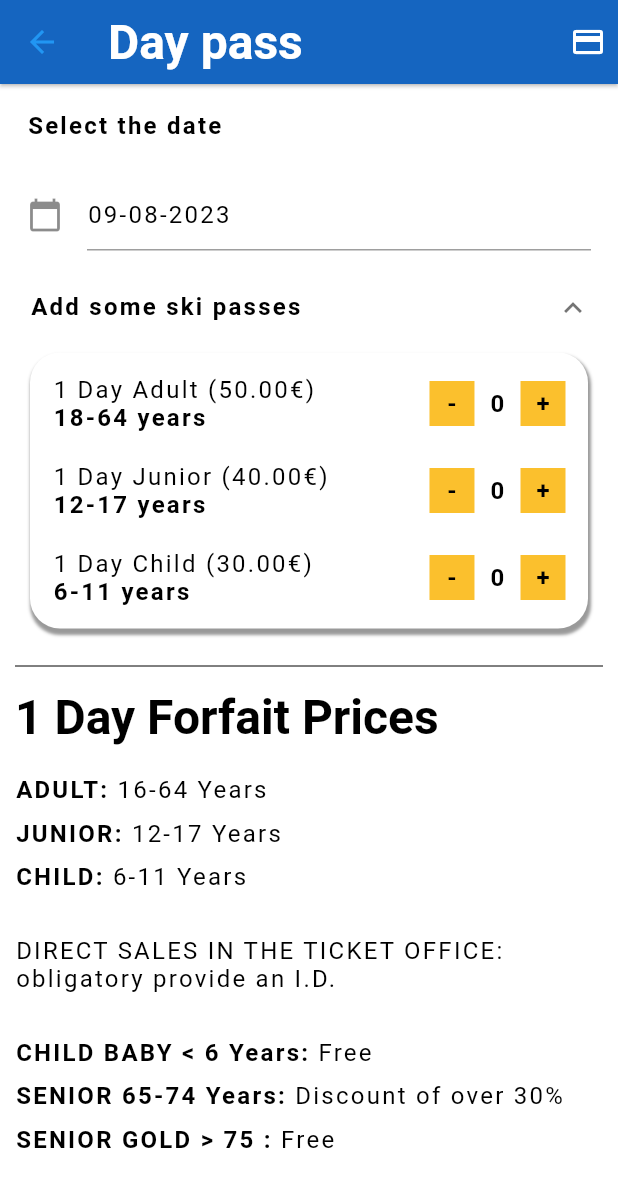
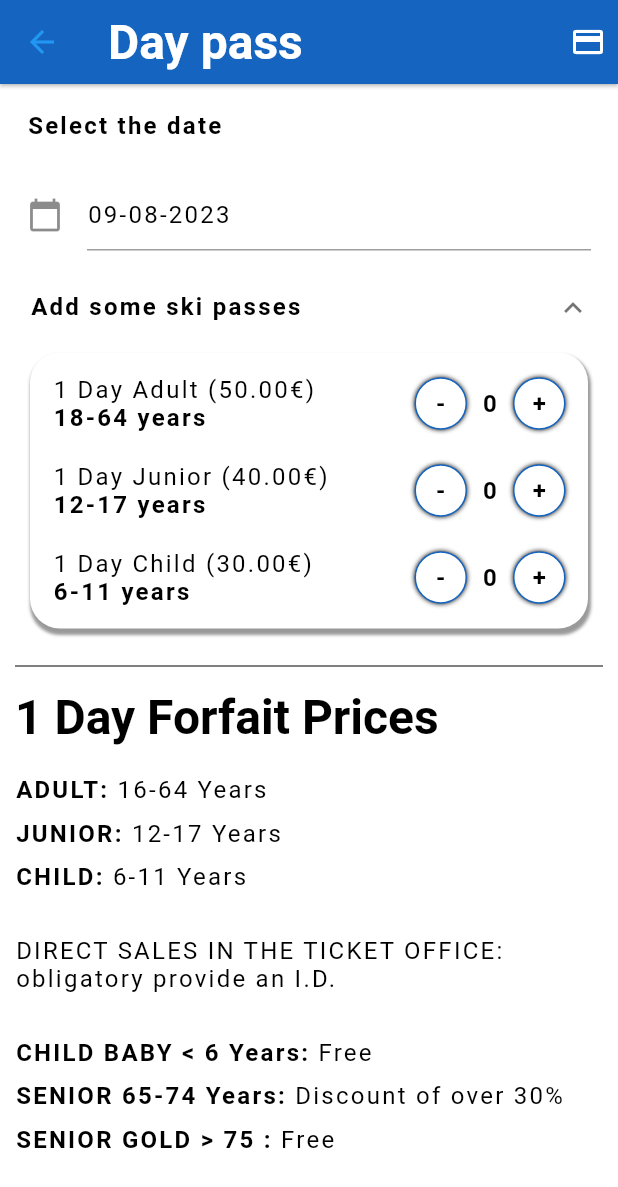
Before and after one commit to devsdm99/skiresorttemplate, a Flutter app: the BuyForfaitScreen screen opened by its route, after a tap on "Add some ski passes", on a phone screen of 412 x 824 dp. Shown: the top 1187 px of the screen. Run offline on Flutter 3.47's test engine with Material 2 defaults, Android fonts, the phone set to English and light mode, and no system bars; drawn by our look-alikes of expandable.

```diff
--- /dev/null
+++ b/lib/helpers/cart_helper.dart
@@ -0,0 +1,14 @@
+import 'package:skiresorttemplate/providers/forfait_provider.dart';
+
+import '../models/models.dart';
+
+class CartHelper {
+  static List<ItemCartModel> items = [
+    ItemCartModel(
+        date: DateTime.now(),
+        name: "Day Pass",
+        price: ForfaitProvider.adultForfaitPrice,
+        quantity: 3,
+        type: ForfaitCategory.adult)
+  ];
+}
--- a/lib/helpers/helpers.dart
+++ b/lib/helpers/helpers.dart
@@ -1,2 +1,4 @@
 export './images_helper.dart';
 export './promotional_codes_helper.dart';
+export './cards_helper.dart';
+export './cart_helper.dart';
--- a/lib/models/item_cart_model.dart
+++ b/lib/models/item_cart_model.dart
@@ -2,11 +2,15 @@ import 'package:skiresorttemplate/models/forfait_category_model.dart';
 
 class ItemCartModel {
   ItemCartModel(
-      {this.name, this.type, this.price, this.quantity, required this.date});
+      {required this.name,
+      required this.type,
+      required this.price,
+      required this.quantity,
+      required this.date});
 
-  String? name;
-  ForfaitCategory? type;
-  double? price;
-  int? quantity;
+  String name;
+  ForfaitCategory type;
+  double price;
+  int quantity;
   DateTime date;
 }
--- a/lib/models/models.dart
+++ b/lib/models/models.dart
@@ -1,2 +1,4 @@
 export './time_statistics_model.dart';
 export './item_cart_model.dart';
+export './forfait_category_model.dart';
+export './credit_card_model.dart';
--- a/lib/providers/cart_provider.dart
+++ b/lib/providers/cart_provider.dart
@@ -1,15 +1,18 @@
-import 'package:flutter/cupertino.dart';
-import 'package:skiresorttemplate/models/forfait_category_model.dart';
+import 'package:flutter/material.dart';
 import 'package:skiresorttemplate/models/models.dart';
 
+import '../helpers/helpers.dart';
 import 'forfait_provider.dart';
 
 class CartProvider with ChangeNotifier {
-  final List<ItemCartModel> _items = [];
+  final List<ItemCartModel> _items = CartHelper.items;
   final double _tax = 5.75;
   final double _discount = 0.0;
 
-  double _total = 0.0;
+  double _total = CartHelper.items.fold(
+      0,
+      (previousValue, element) =>
+          previousValue + element.price * element.quantity);
   List<ItemCartModel> get items => _items;
   double get tax => _tax;
   double get discount => _discount;
@@ -24,7 +27,7 @@ class CartProvider with ChangeNotifier {
   void calculateTotal() {
     double totalTmp = 0.0;
     for (var item in _items) {
-      totalTmp += item.price! * item.quantity!;
+      totalTmp += item.price * item.quantity;
     }
     _total = totalTmp;
   }
@@ -42,15 +45,17 @@ class CartProvider with ChangeNotifier {
   }
 
   void addQuantityToItem(ItemCartModel item) {
-    item.quantity = (item.quantity ?? 0) + 1;
+    item.quantity = item.quantity + 1;
     calculateTotal();
     notifyListeners();
   }
 
   void removeQuantityToItem(ItemCartModel item) {
-    item.quantity = (item.quantity ?? 0) - 1;
-    calculateTotal();
-    notifyListeners();
+    if (item.quantity > 0) {
+      item.quantity = item.quantity - 1;
+      calculateTotal();
+      notifyListeners();
+    }
   }
 
   double getPriceForCategory(ForfaitCategory category) {
@@ -86,13 +91,13 @@ class CartProvider with ChangeNotifier {
             type: category,
             price: getPriceForCategory(
                 category), // Replace with appropriate price retrieval method
-            quantity: quantities[category],
+            quantity: quantities[category] ?? 0,
             date: date));
       } else {
         // Update quantities for existing items
         for (var item in items) {
           if (item.type == category) {
-            item.quantity = (item.quantity ?? 0) + (quantities[category] ?? 0);
+            item.quantity = item.quantity + (quantities[category] ?? 0);
           }
         }
       }
--- a/lib/screens/buy_forfait_screen.dart
+++ b/lib/screens/buy_forfait_screen.dart
@@ -5,7 +5,7 @@ import 'package:provider/provider.dart';
 import 'package:skiresorttemplate/providers/cart_provider.dart';
 import 'package:skiresorttemplate/providers/forfait_provider.dart';
 import 'package:skiresorttemplate/theme/skiresort_theme.dart';
-import 'package:skiresorttemplate/widgets/add_button.dart';
+import 'package:skiresorttemplate/widgets/action_button.dart';
 
 import '../widgets/add_to_cart_button.dart';
 
@@ -315,17 +315,9 @@ class _ForfaitCategory extends StatelessWidget {
         Row(
           mainAxisAlignment: MainAxisAlignment.spaceBetween,
           children: [
-            InkWell(
-              onTap: onLessTap,
-              child: Container(
-                color: Colors.yellow.shade700,
-                height: 30,
-                width: 30,
-                child: Center(
-                  child:
-                      Text("-", style: Theme.of(context).textTheme.labelSmall),
-                ),
-              ),
+            ActionButton(
+              onPressed: onLessTap,
+              child: Text("-", style: Theme.of(context).textTheme.labelSmall),
             ),
             const SizedBox(
               width: 10,
@@ -337,7 +329,10 @@ class _ForfaitCategory extends StatelessWidget {
             const SizedBox(
               width: 10,
             ),
-            AddButton(onPressed: onPlusTap)
+            ActionButton(
+              onPressed: onPlusTap,
+              child: Text("+", style: Theme.of(context).textTheme.labelSmall),
+            )
           ],
         )
       ],
--- a/lib/theme/skiresort_theme.dart
+++ b/lib/theme/skiresort_theme.dart
@@ -34,9 +34,13 @@ class SkiResortTheme {
           fontSize: 24, color: Colors.black, fontWeight: FontWeight.bold),
       labelLarge: const TextStyle(
           fontSize: 32, color: Colors.black, fontWeight: FontWeight.bold),
-      bodySmall: TextStyle(
+      bodySmall: const TextStyle(
         fontSize: 18,
-        color: Colors.grey.shade700,
+        color: Colors.white,
+      ),
+      bodyMedium: const TextStyle(
+        fontSize: 20,
+        color: Colors.white,
       ),
     ),
     textButtonTheme: TextButtonThemeData(
--- /dev/null
+++ b/lib/widgets/action_button.dart
@@ -0,0 +1,31 @@
+import 'package:flutter/material.dart';
+
+class ActionButton extends StatelessWidget {
+  final VoidCallback? onPressed;
+  final Widget child;
+  const ActionButton({super.key, required this.onPressed, required this.child});
+
+  @override
+  Widget build(BuildContext context) {
+    return InkWell(
+      onTap: onPressed,
+      child: Container(
+        decoration: BoxDecoration(
+          color: Theme.of(context).scaffoldBackgroundColor,
+          borderRadius: BorderRadius.circular(20),
+          border: Border.all(color: Theme.of(context).primaryColor),
+          boxShadow: const [
+            BoxShadow(
+              color: Colors.black,
+              blurRadius: 2,
+              offset: Offset(0, 0),
+            )
+          ],
+        ),
+        height: 35,
+        width: 35,
+        child: Center(child: child),
+      ),
+    );
+  }
+}
--- a/lib/widgets/add_button.dart
+++ /dev/null
@@ -1,21 +0,0 @@
-import 'package:flutter/material.dart';
-
-class AddButton extends StatelessWidget {
-  final VoidCallback? onPressed;
-  const AddButton({super.key, required this.onPressed});
-
-  @override
-  Widget build(BuildContext context) {
-    return InkWell(
-      onTap: onPressed,
-      child: Container(
-        color: Colors.yellow.shade700,
-        height: 30,
-        width: 30,
-        child: Center(
-          child: Text("+", style: Theme.of(context).textTheme.labelSmall),
-        ),
-      ),
-    );
-  }
-}
--- a/lib/widgets/widgets.dart
+++ b/lib/widgets/widgets.dart
@@ -4,5 +4,5 @@ export './big_menu_button_widget.dart';
 export './menu_item_widget.dart';
 export './add_to_cart_button.dart';
 export './back_app_bar_button.dart';
-export 'add_button.dart';
-export 'remove_button.dart';
+export 'action_button.dart';
+export './complete_order_button.dart';
```
Also changed, not shown: lib/helpers/cards_helper.dart (added, +21 -0 lines), lib/models/credit_card_model.dart (added, +13 -0 lines), lib/providers/card_provider.dart (added, +20 -0 lines), lib/screens/cart_screen.dart (+252 -45 lines), lib/widgets/complete_order_button.dart (added, +43 -0 lines), lib/widgets/remove_button.dart (deleted, +0 -19 lines), assets/items/forfait.png (added).
